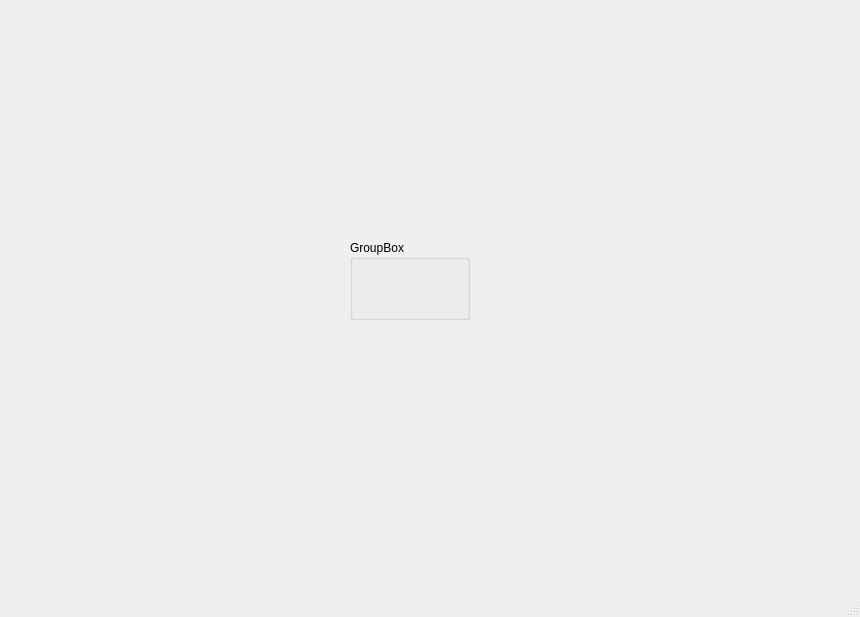
The window that designer/ui_fittingWindow.ui (ornlneutronimaging/iBeatles) describes before a commit, drawn with Qt 5.
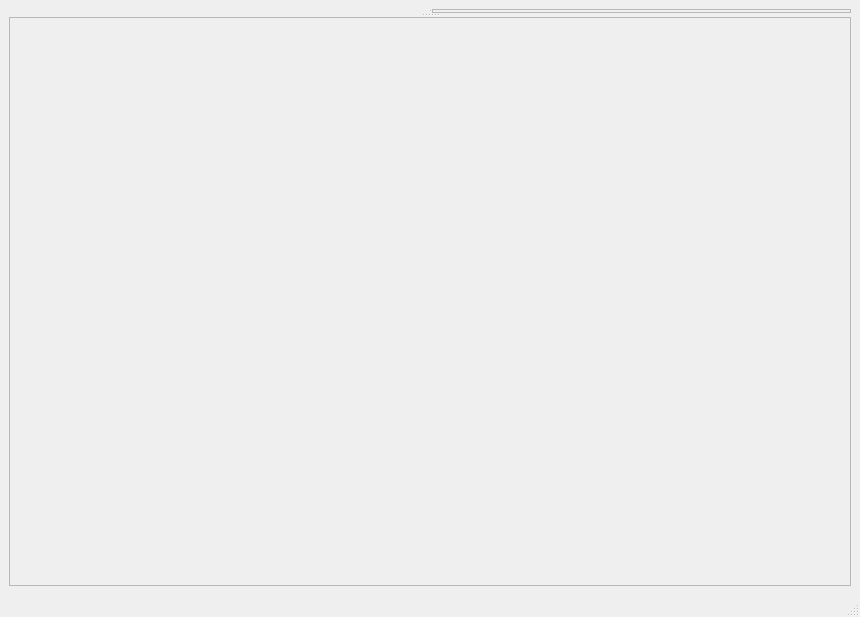
The same window after the commit.

Commit message: Started design of fitting window

```diff
--- a/designer/ui_fittingWindow.ui
+++ b/designer/ui_fittingWindow.ui
@@ -26,19 +26,37 @@
      <height>0</height>
     </size>
    </property>
-   <widget class="QGroupBox" name="groupBox">
-    <property name="geometry">
-     <rect>
-      <x>350</x>
-      <y>240</y>
-      <width>120</width>
-      <height>80</height>
-     </rect>
-    </property>
-    <property name="title">
-     <string>GroupBox</string>
-    </property>
-   </widget>
+   <layout class="QVBoxLayout" name="verticalLayout">
+    <item>
+     <widget class="QSplitter" name="splitter_2">
+      <property name="orientation">
+       <enum>Qt::Vertical</enum>
+      </property>
+      <widget class="QSplitter" name="splitter">
+       <property name="orientation">
+        <enum>Qt::Horizontal</enum>
+       </property>
+       <widget class="QWidget" name="widget" native="true"/>
+       <widget class="QFrame" name="rightFrame">
+        <property name="frameShape">
+         <enum>QFrame::StyledPanel</enum>
+        </property>
+        <property name="frameShadow">
+         <enum>QFrame::Raised</enum>
+        </property>
+       </widget>
+      </widget>
+      <widget class="QFrame" name="bottomFrame">
+       <property name="frameShape">
+        <enum>QFrame::StyledPanel</enum>
+       </property>
+       <property name="frameShadow">
+        <enum>QFrame::Raised</enum>
+       </property>
+      </widget>
+     </widget>
+    </item>
+   </layout>
   </widget>
   <widget class="QStatusBar" name="statusbar"/>
  </widget>
```
The commit also changes 4 other files.
